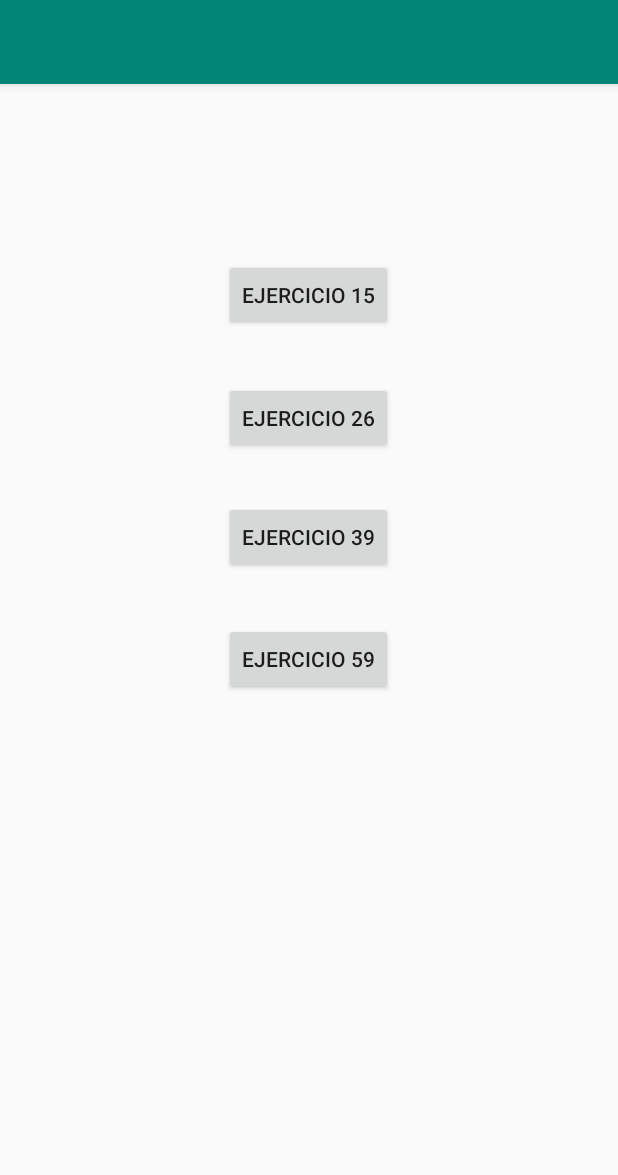
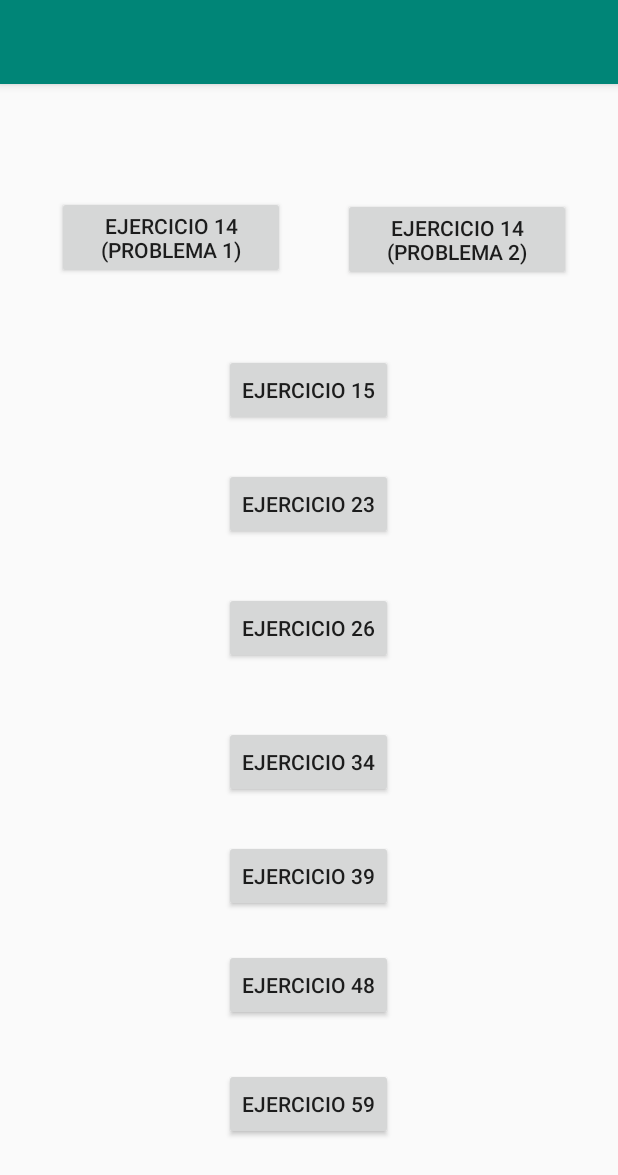
Before and after one commit to andresgeo96/prueba1, an Android app: the screen it shows after launch (MainActivity), on a phone screen of 412 x 824 dp. Shown: the top 1175 px of the screen. Run offline under Robolectric (Android 15) with nearby library versions, the light colour scheme and no system bars.

Commit message:
Ejercicios: 14, 23, 34 y 48

```diff
--- /dev/null
+++ b/app/src/main/res/drawable/ic_sign_out.xml
@@ -0,0 +1,5 @@
+<vector android:height="30dp" android:viewportHeight="477.869"
+    android:viewportWidth="477.869" android:width="30dp" xmlns:android="http://schemas.android.com/apk/res/android">
+    <path android:fillColor="#FF000000" android:pathData="M153.602,221.868H58.251l56.201,-56.201c6.448,-6.875 6.101,-17.676 -0.775,-24.123c-6.569,-6.16 -16.793,-6.156 -23.357,0.008L4.986,226.885C0.115,231.767 -1.339,239.1 1.3,245.471c0.853,2.073 2.105,3.958 3.686,5.547l85.333,85.333c6.78,6.548 17.584,6.36 24.132,-0.42c6.388,-6.614 6.388,-17.099 0,-23.713l-56.201,-56.218h95.352V221.868z"/>
+    <path android:fillColor="#FF000000" android:pathData="M426.669,17.068H204.803c-28.277,0 -51.2,22.923 -51.2,51.2v153.6h187.733c9.426,0 17.067,7.641 17.067,17.067s-7.641,17.067 -17.067,17.067H153.602v153.6c0,28.277 22.923,51.2 51.2,51.2h221.867c28.277,0 51.2,-22.923 51.2,-51.2V68.268C477.869,39.991 454.946,17.068 426.669,17.068z"/>
+</vector>
--- a/app/src/main/res/layout/activity_main.xml
+++ b/app/src/main/res/layout/activity_main.xml
@@ -5,6 +5,58 @@
     android:layout_width="match_parent"
     android:layout_height="match_parent"
     tools:context=".MainActivity">
+
+    <Button
+        android:id="@+id/btn14P"
+        android:layout_width="152dp"
+        android:layout_height="55dp"
+        android:onClick="ingEjer14P2"
+        android:text="EJERCICIO 14 (PROBLEMA 2)"
+        app:layout_constraintBottom_toBottomOf="parent"
+        app:layout_constraintEnd_toEndOf="parent"
+        app:layout_constraintHorizontal_bias="0.88"
+        app:layout_constraintStart_toStartOf="parent"
+        app:layout_constraintTop_toTopOf="parent"
+        app:layout_constraintVertical_bias="0.107" />
+
+    <Button
+        android:id="@+id/btn48"
+        android:layout_width="wrap_content"
+        android:layout_height="wrap_content"
+        android:onClick="ingEjer48"
+        android:text="Ejercicio 48"
+        app:layout_constraintBottom_toBottomOf="parent"
+        app:layout_constraintEnd_toEndOf="parent"
+        app:layout_constraintHorizontal_bias="0.498"
+        app:layout_constraintStart_toStartOf="parent"
+        app:layout_constraintTop_toTopOf="parent"
+        app:layout_constraintVertical_bias="0.801" />
+
+    <Button
+        android:id="@+id/btn34"
+        android:layout_width="wrap_content"
+        android:layout_height="wrap_content"
+        android:onClick="ingEjer39"
+        android:text="Ejercicio 34"
+        app:layout_constraintBottom_toBottomOf="parent"
+        app:layout_constraintEnd_toEndOf="parent"
+        app:layout_constraintHorizontal_bias="0.498"
+        app:layout_constraintStart_toStartOf="parent"
+        app:layout_constraintTop_toTopOf="parent"
+        app:layout_constraintVertical_bias="0.594" />
+
+    <Button
+        android:id="@+id/btn23"
+        android:layout_width="wrap_content"
+        android:layout_height="wrap_content"
+        android:onClick="ingEjer23"
+        android:text="Ejercicio 23"
+        app:layout_constraintBottom_toBottomOf="parent"
+        app:layout_constraintEnd_toEndOf="parent"
+        app:layout_constraintHorizontal_bias="0.498"
+        app:layout_constraintStart_toStartOf="parent"
+        app:layout_constraintTop_toTopOf="parent"
+        app:layout_constraintVertical_bias="0.356" />
 
     <Button
         android:id="@+id/btn26"
@@ -17,7 +69,7 @@
         app:layout_constraintHorizontal_bias="0.498"
         app:layout_constraintStart_toStartOf="parent"
         app:layout_constraintTop_toTopOf="parent"
-        app:layout_constraintVertical_bias="0.276" />
+        app:layout_constraintVertical_bias="0.47" />
 
     <Button
         android:id="@+id/btn39"
@@ -30,7 +82,7 @@
         app:layout_constraintHorizontal_bias="0.498"
         app:layout_constraintStart_toStartOf="parent"
         app:layout_constraintTop_toTopOf="parent"
-        app:layout_constraintVertical_bias="0.386" />
+        app:layout_constraintVertical_bias="0.7" />
 
     <Button
         android:id="@+id/btn51"
@@ -43,7 +95,7 @@
         app:layout_constraintHorizontal_bias="0.498"
         app:layout_constraintStart_toStartOf="parent"
         app:layout_constraintTop_toTopOf="parent"
-        app:layout_constraintVertical_bias="0.499" />
+        app:layout_constraintVertical_bias="0.911" />
 
     <Button
         android:id="@+id/btn15"
@@ -56,7 +108,20 @@
         app:layout_constraintHorizontal_bias="0.498"
         app:layout_constraintStart_toStartOf="parent"
         app:layout_constraintTop_toTopOf="parent"
-        app:layout_constraintVertical_bias="0.162" />
+        app:layout_constraintVertical_bias="0.25" />
+
+    <Button
+        android:id="@+id/btn14P1"
+        android:layout_width="152dp"
+        android:layout_height="55dp"
+        android:onClick="ingEjer14P1"
+        android:text="EJERCICIO 14 (PROBLEMA 1)"
+        app:layout_constraintBottom_toBottomOf="parent"
+        app:layout_constraintEnd_toEndOf="parent"
+        app:layout_constraintHorizontal_bias="0.146"
+        app:layout_constraintStart_toStartOf="parent"
+        app:layout_constraintTop_toTopOf="parent"
+        app:layout_constraintVertical_bias="0.105" />
 
 
 </androidx.constraintlayout.widget.ConstraintLayout>
--- a/app/src/main/res/values/colors.xml
+++ b/app/src/main/res/values/colors.xml
@@ -2,5 +2,5 @@
 <resources>
     <color name="colorPrimary">#008577</color>
     <color name="colorPrimaryDark">#00574B</color>
-    <color name="colorAccent">#D81B60</color>
+    <color name="colorAccent">#FFFF00</color>
 </resources>
```
Also changed, not shown: app/src/main/AndroidManifest.xml (+6 -1 lines), app/src/main/java/com/example/prueba1/MainActivity.java (+25 -0 lines), app/src/main/java/com/example/prueba1/ejercicio14P1.java (added, +70 -0 lines), app/src/main/java/com/example/prueba1/ejercicio14P2.java (added, +75 -0 lines), app/src/main/java/com/example/prueba1/ejercicio23.java (added, +30 -0 lines), app/src/main/java/com/example/prueba1/ejercicio34.java (added, +59 -0 lines), app/src/main/java/com/example/prueba1/ejercicio48.java (added, +71 -0 lines), app/src/main/res/drawable/ic_clipboard_with_pencil_.xml (added, +7 -0 lines), app/src/main/res/layout/activity_ejercicio14_p1.xml (added, +50 -0 lines), app/src/main/res/layout/activity_ejercicio14_p2.xml (added, +74 -0 lines), app/src/main/res/layout/activity_ejercicio23.xml (added, +48 -0 lines), app/src/main/res/layout/activity_ejercicio34.xml (added, +21 -0 lines), app/src/main/res/layout/activity_ejercicio48.xml (added, +60 -0 lines), 2 other files.
